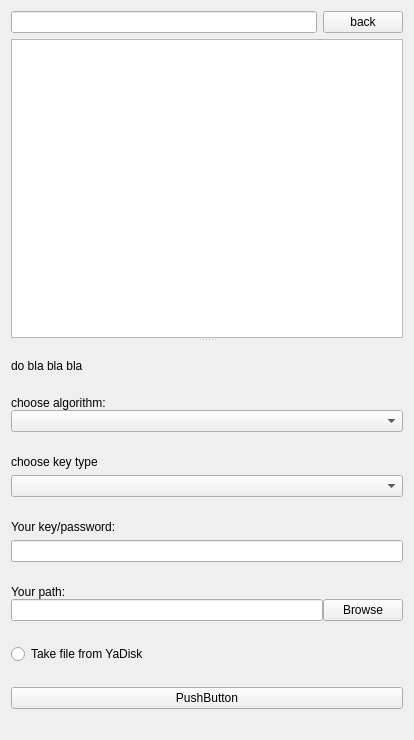
Qt form forms/file_system.ui (akhmeade/yanileda) before a commit.
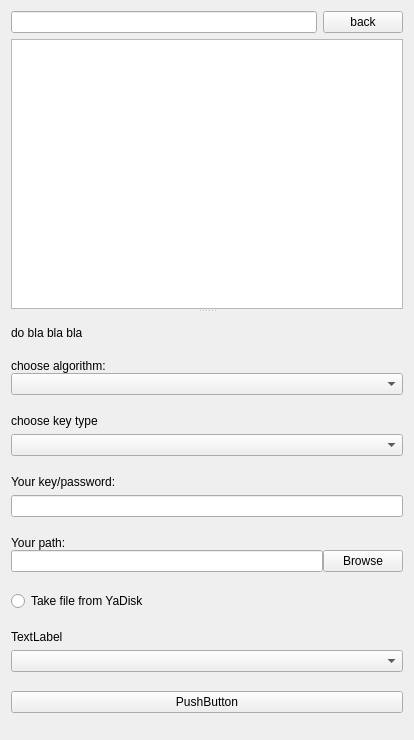
The same form after that commit.

Commit message: add box for media type

The edit to the form file:
```diff
--- a/forms/file_system.ui
+++ b/forms/file_system.ui
@@ -19,7 +19,7 @@
   <property name="windowTitle">
    <string>Form</string>
   </property>
-  <layout class="QVBoxLayout" name="verticalLayout_6">
+  <layout class="QVBoxLayout" name="verticalLayout_7">
    <item>
     <layout class="QHBoxLayout" name="horizontalLayout_2">
      <item>
@@ -65,7 +65,7 @@
        <bool>false</bool>
       </attribute>
      </widget>
-     <widget class="QWidget" name="">
+     <widget class="QWidget" name="layoutWidget">
       <layout class="QVBoxLayout" name="verticalLayout_4">
        <item>
         <widget class="QLabel" name="message_label">
@@ -206,6 +206,26 @@
          </property>
         </widget>
        </item>
+       <item>
+        <layout class="QVBoxLayout" name="verticalLayout_6">
+         <item>
+          <widget class="QLabel" name="media_type_label">
+           <property name="sizePolicy">
+            <sizepolicy hsizetype="Preferred" vsizetype="Fixed">
+             <horstretch>0</horstretch>
+             <verstretch>0</verstretch>
+            </sizepolicy>
+           </property>
+           <property name="text">
+            <string>TextLabel</string>
+           </property>
+          </widget>
+         </item>
+         <item>
+          <widget class="QComboBox" name="media_type_box"/>
+         </item>
+        </layout>
+       </item>
        <item>
         <widget class="QPushButton" name="load_button">
          <property name="text">
```
The commit also changes 1 other file.
